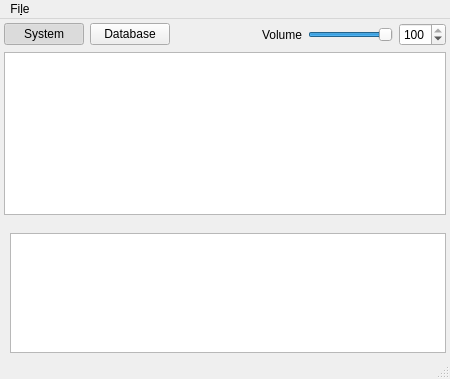
Before: the Qt Designer form samplebrowsesrc/main.ui in MaurizioB/SampleBrowse, drawn with Qt 5.
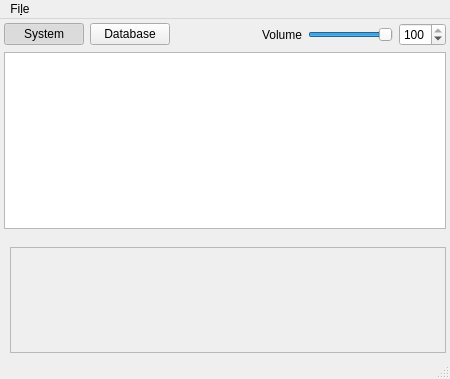
After: the same form once the commit is applied. Custom widgets are drawn as their Qt base class.

Diff of the .ui file:
```diff
--- a/samplebrowsesrc/main.ui
+++ b/samplebrowsesrc/main.ui
@@ -14,7 +14,7 @@
    <string>SampleBrowser</string>
   </property>
   <widget class="QWidget" name="centralwidget">
-   <layout class="QGridLayout" name="gridLayout" rowstretch="0,100,0">
+   <layout class="QGridLayout" name="gridLayout" rowstretch="0,0,0">
     <property name="leftMargin">
      <number>4</number>
     </property>
@@ -29,6 +29,9 @@
     </property>
     <item row="2" column="1">
      <widget class="WaveView" name="waveView">
+      <property name="enabled">
+       <bool>false</bool>
+      </property>
       <property name="maximumSize">
        <size>
         <width>16777215</width>
```
